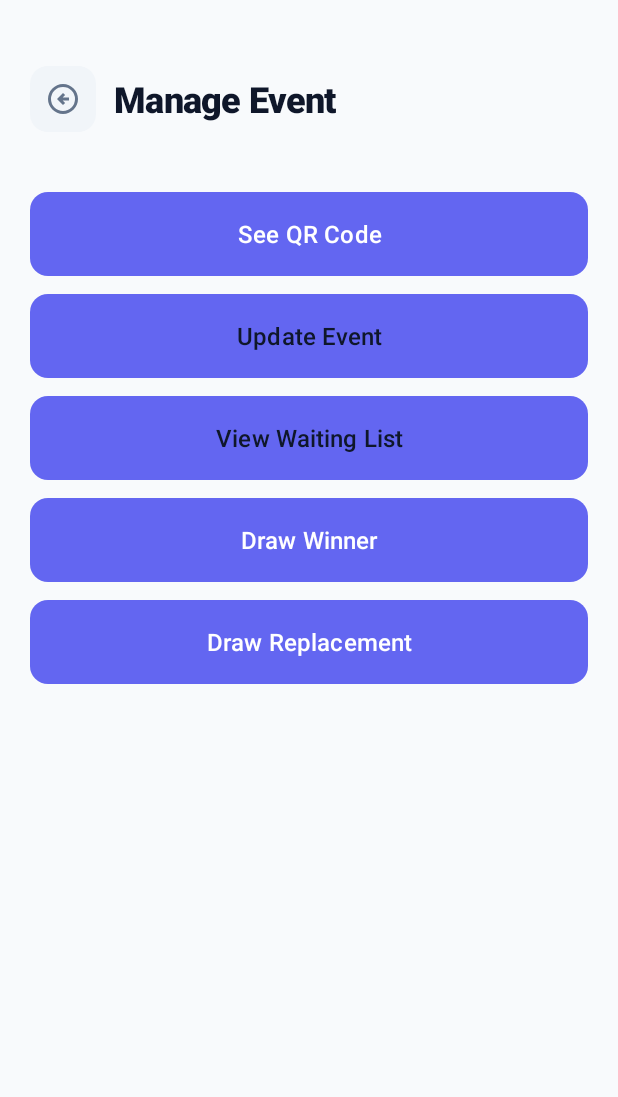
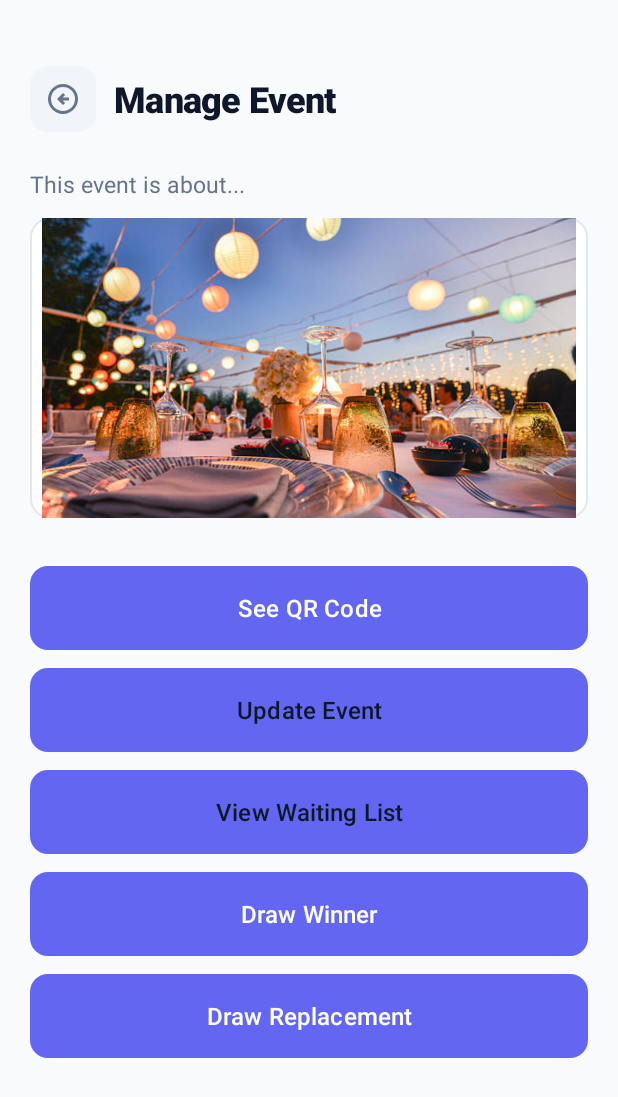
Before and after one commit to CMPUT301F25-Cypher/cypher-events, an Android app: the fragment EventManagementFragment placed in its activity, on a phone screen of 412 x 824 dp. Shown: the top 1097 px of the screen. Run offline under Robolectric (Android 15) with nearby library versions, the phone set to English and light mode, and no system bars; our stand-ins replace Firebase (no records; nobody signed in at launch, a user with empty details on screens opened directly).

Commit message:
show event mgmt poster + desc in event mgmt screen, small changes to QR scanner scanning doesnt automatically join the event.

```diff
--- a/app/src/main/res/layout/fragment_event_management.xml
+++ b/app/src/main/res/layout/fragment_event_management.xml
@@ -41,6 +41,27 @@
             android:letterSpacing="-0.02"
             android:layout_marginStart="12dp" />
     </LinearLayout>
+
+    <!-- Event description -->
+    <TextView
+        android:id="@+id/tvEventDescription"
+        android:layout_width="match_parent"
+        android:layout_height="wrap_content"
+        android:text="This event is about..."
+        android:textSize="15sp"
+        android:textColor="@color/text_secondary"
+        android:layout_marginBottom="12dp" />
+
+    <!-- Poster preview -->
+    <ImageView
+        android:id="@+id/imgEventPoster"
+        android:layout_width="match_parent"
+        android:layout_height="200dp"
+        android:layout_marginBottom="16dp"
+        android:scaleType="centerCrop"
+        android:src="@drawable/ic_placeholder_image_event"
+        android:background="@drawable/rounded_border_light"
+        android:contentDescription="Event poster" />
 
     <!-- Spacer -->
     <View
```
Also changed, not shown: app/src/main/java/com/example/cypher_events/ui/entrant/EventDetailEntrantFragment.java (+18 -0 lines), app/src/main/java/com/example/cypher_events/ui/entrant/ScanQRFragment.java (+7 -20 lines), app/src/main/java/com/example/cypher_events/ui/organizer/EventManagementFragment.java (+38 -3 lines).
